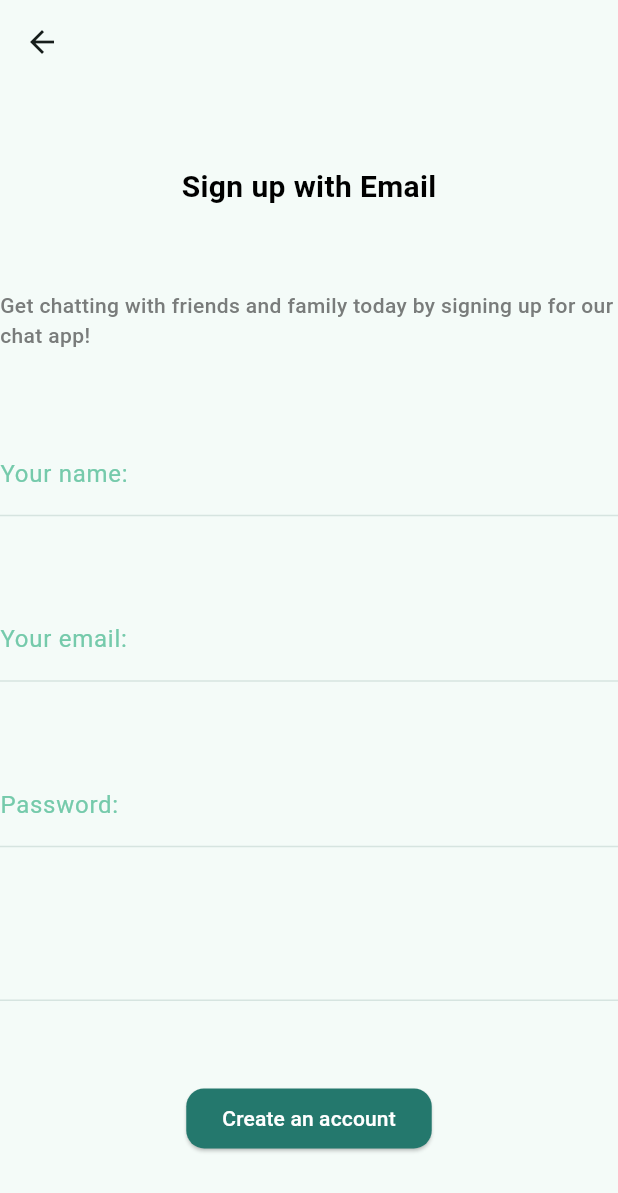
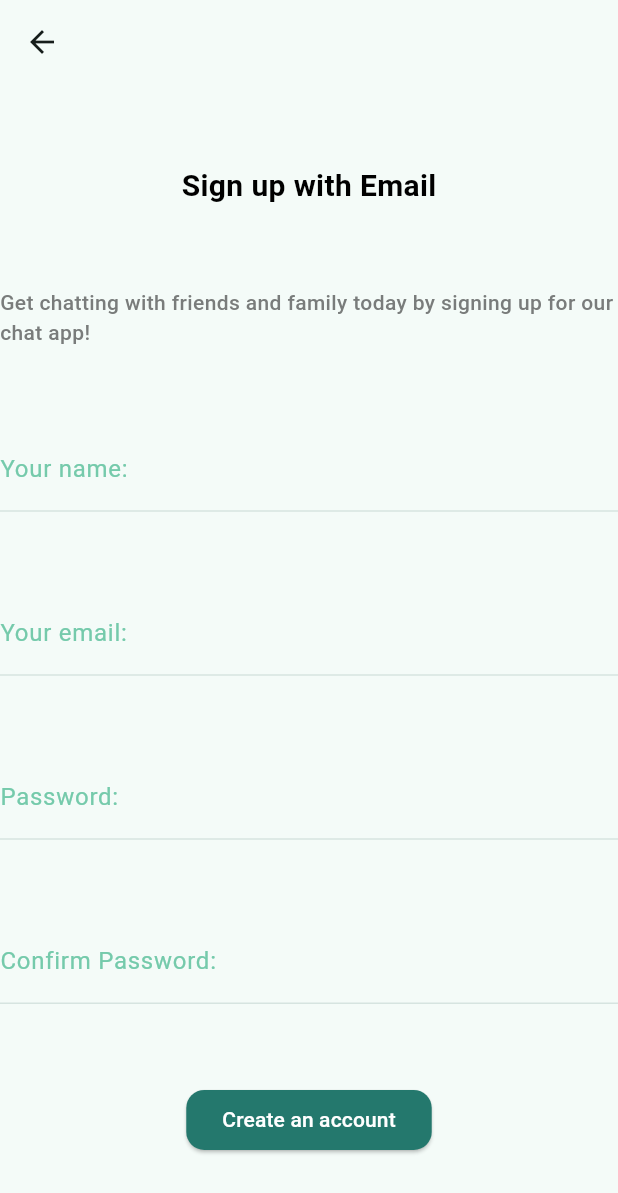
Before and after one commit to fexburgos/portada_app_nueva, a Flutter app: the screen it shows after launch, after a tap on "Sign up with mail", on a phone screen of 412 x 824 dp. Shown: the top 1193 px of the screen. Run offline on Flutter 3.47's test engine with Material 3 defaults, Android fonts, the phone set to English and light mode, and no system bars; our stand-ins replace bloc, flutter_bloc.

Commit message:
aldia lunes23

```diff
--- a/lib/ui/core/themes/theme.dart
+++ b/lib/ui/core/themes/theme.dart
@@ -8,7 +8,7 @@ class AppTheme {
     ).copyWith(
       inputDecorationTheme: InputDecorationTheme(
         labelStyle: TextStyle(
-          color: Color(0xFF24786D),
+          color: AppColors.primary,
           fontWeight: FontWeight.normal,
           fontSize: 14,
         ),
@@ -19,12 +19,12 @@ class AppTheme {
           borderSide: BorderSide(color: AppColors.lightGrey),
         ),
         focusedBorder: UnderlineInputBorder(
-          borderSide: BorderSide(color: Color(0xFFD6E4E0)),
+          borderSide: BorderSide(color: AppColors.lightGrey),
         ),
       ),
       elevatedButtonTheme: ElevatedButtonThemeData(
         style: ElevatedButton.styleFrom(
-          backgroundColor: Color(0xFF24786D),
+          backgroundColor: AppColors.primary,
           foregroundColor: Colors.white,
           shape: RoundedRectangleBorder(
             borderRadius: BorderRadiusGeometry.circular(12),
--- a/lib/ui/login/view/login.dart
+++ b/lib/ui/login/view/login.dart
@@ -1,10 +1,12 @@
 import 'package:flutter/material.dart';
+import 'package:portada_app_nueva/utils/validators.dart';
 
 class LogIn extends StatelessWidget {
   const LogIn({super.key});
 
   @override
   Widget build(BuildContext context) {
+     final formKey = GlobalKey<FormState>();
     return Scaffold(
       appBar: AppBar(),
       body: Stack(
@@ -58,6 +60,7 @@ class LogIn extends StatelessWidget {
                         fontSize: 14,
                       ),
                       border: UnderlineInputBorder(),
+
                     ),
                   ),
                   TextFormField(
--- a/lib/ui/onboarding/view/portada.dart
+++ b/lib/ui/onboarding/view/portada.dart
@@ -1,5 +1,6 @@
 import 'package:flutter/material.dart';
 import 'package:portada_app_nueva/ui/core/navigation/app_navigator.dart';
+import 'package:portada_app_nueva/ui/core/ui/colors.dart';
 
 class Home extends StatelessWidget {
   const Home({super.key});
@@ -33,17 +34,20 @@ class Home extends StatelessWidget {
                 Text(
                   "Our chat app is the perfect way to stay connected with friends and family",
                   style: TextStyle(
-                    color: Color(0xFFB9C1BE),
+                    color: AppColors.grey,
                     fontSize: 16,
                     fontWeight: FontWeight.w400,
                   ),
                 ),
                 Row(
                   mainAxisAlignment: MainAxisAlignment.center,
+                  spacing: 16,
                   children: [
                     Image.asset('assets/icons/facebook.png'),
                     Image.asset('assets/icons/google.png'),
                     Image.asset('assets/icons/apple.png'),
+
+
                   ],
                 ),
                 Row(
@@ -74,7 +78,7 @@ class Home extends StatelessWidget {
                   child: RichText(
                     text: TextSpan(
                       text: 'Existing account?',
-                      style: TextStyle(color: Color(0xFFB9C1BE), fontSize: 14),
+                      style: TextStyle(color: AppColors.grey, fontSize: 14),
                       children: [
                         TextSpan(
                           text: ' Log in',
--- a/lib/ui/sign_up/sigin.dart
+++ b/lib/ui/sign_up/sigin.dart
@@ -1,5 +1,7 @@
 import 'package:flutter/material.dart';
 import 'package:portada_app_nueva/utils/validators.dart';
+
+
 
 class Sigin extends StatelessWidget {
   const Sigin({super.key});
@@ -7,6 +9,7 @@ class Sigin extends StatelessWidget {
   @override
   Widget build(BuildContext context) {
     final formKey = GlobalKey<FormState>();
+
 
     return Scaffold(
       appBar: AppBar(),
@@ -35,6 +38,11 @@ class Sigin extends StatelessWidget {
                     ),
                   ),
                   TextFormField(
+                    textInputAction: TextInputAction.next,
+                    onChanged: (value){
+                      print('onChanged');
+                      print(value);
+                    },
                     decoration: const InputDecoration(
                       border: UnderlineInputBorder(),
                       labelText: 'Your name:',
@@ -44,6 +52,11 @@ class Sigin extends StatelessWidget {
                     ),
                   ),
                   TextFormField(
+                    textInputAction: TextInputAction.next,
+                    onChanged: (value) {
+                      print('onChanged');
+                      print(value);
+                    },
                     decoration: const InputDecoration(
                       border: UnderlineInputBorder(),
                       labelText: 'Your email:',
@@ -52,9 +65,10 @@ class Sigin extends StatelessWidget {
                       ),
                     ),
                     autovalidateMode: AutovalidateMode.onUnfocus,
-                    validator: EmailValidator.emailValidation,
+                    validator: Validators.validateEmail,
                   ),
                   TextFormField(
+                    textInputAction: TextInputAction.next,
                     decoration: const InputDecoration(
                       border: UnderlineInputBorder(),
                       labelText: 'Password:',
@@ -63,7 +77,17 @@ class Sigin extends StatelessWidget {
                       ),
                     ),
                   ),
-                  TextFormField(),
+                  TextFormField(
+                    textInputAction: TextInputAction.next,
+                    decoration: const InputDecoration(
+                      border: UnderlineInputBorder(),
+                      labelText: 'Confirm Password:',
+                      labelStyle: TextStyle(
+                        color: Color.fromARGB(255, 117, 202, 171),
+                      ),
+                    ),
+                  ),
+
                   ElevatedButton(
                     onPressed: () {
                       formKey.currentState?.validate();
--- a/lib/utils/validators.dart
+++ b/lib/utils/validators.dart
@@ -1,5 +1,6 @@
-class EmailValidator {
-  static String? emailValidation(String? email) {
+class Validators {
+
+  static String? validateEmail(String? email) {
     if (email == null || email.isEmpty) return 'Ingresa un email válido';
 
     final regExpr = RegExp(
```
Also changed, not shown: lib/ui/sign_up/cubit/sig_up_cubit.dart (+10 -0 lines).
